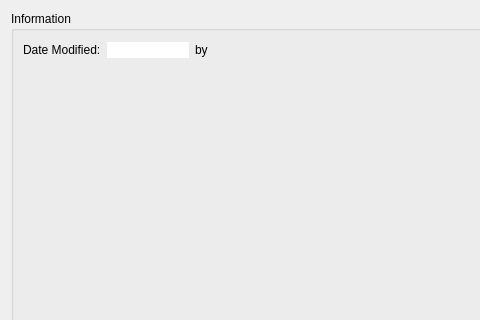
First picture: the form in client/src/dialogs/detailsdialog.ui, repository KDAB/FatCRM, before the edit; both pictures show x 0 to 480 and y 0 to 320 of the 646 by 616 pixel window.
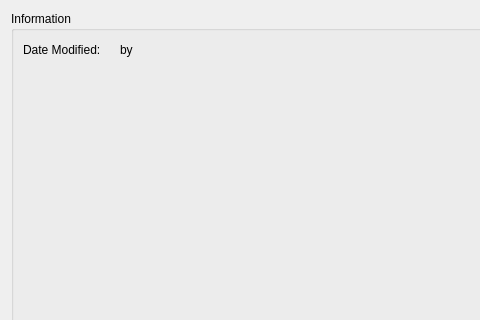
Second picture: the form after the edit.

Commit message: use QLabel here as well

Patch:
```diff
--- a/client/src/dialogs/detailsdialog.ui
+++ b/client/src/dialogs/detailsdialog.ui
@@ -27,31 +27,10 @@
          </widget>
         </item>
         <item>
-         <widget class="QLineEdit" name="dateModified">
-          <property name="minimumSize">
-           <size>
-            <width>0</width>
-            <height>0</height>
-           </size>
-          </property>
-          <property name="maximumSize">
-           <size>
-            <width>106</width>
-            <height>16</height>
-           </size>
-          </property>
-          <property name="autoFillBackground">
-           <bool>false</bool>
-          </property>
+		 <widget class="QLabel" name="dateModified">
           <property name="text">
            <string/>
           </property>
-          <property name="frame">
-           <bool>false</bool>
-          </property>
-          <property name="readOnly">
-           <bool>true</bool>
-          </property>
          </widget>
         </item>
         <item>
```
